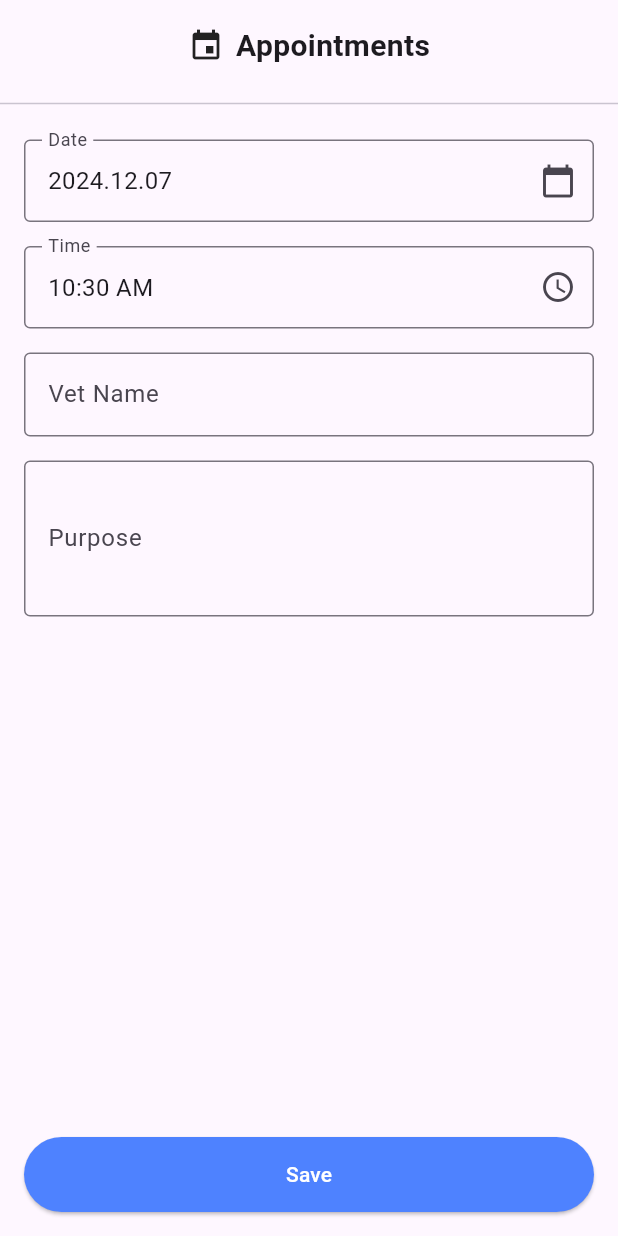
After one commit to gkincs/pawsome_app, a Flutter app: the AppointmentWidget screen opened directly, on a phone screen of 412 x 824 dp. The commit adds this screen. Run offline on Flutter 3.47's test engine with Material 3 defaults, Android fonts, the phone set to English and light mode, and no system bars; our stand-ins replace image_picker.

Commit message:
appointment screen UI

```diff
--- /dev/null
+++ b/pawsome_app/lib/screens/appointment_screen.dart
@@ -0,0 +1,166 @@
+import 'package:flutter/material.dart';
+import 'package:intl/intl.dart';
+
+class AppointmentWidget extends StatefulWidget {
+  const AppointmentWidget({Key? key}) : super(key: key);
+
+  @override
+  _AppointmentWidgetState createState() => _AppointmentWidgetState();
+}
+
+class _AppointmentWidgetState extends State<AppointmentWidget> {
+  DateTime selectedDate = DateTime.now();
+  TimeOfDay selectedTime = TimeOfDay.now();
+  final TextEditingController _vetNameController = TextEditingController();
+  final TextEditingController _purposeController = TextEditingController();
+
+  Future<void> _selectDate(BuildContext context) async {
+    final DateTime? picked = await showDatePicker(
+      context: context,
+      initialDate: selectedDate,
+      firstDate: DateTime(2000),
+      lastDate: DateTime(2101),
+    );
+    if (picked != null && picked != selectedDate) {
+      setState(() {
+        selectedDate = picked;
+      });
+    }
+  }
+
+  Future<void> _selectTime(BuildContext context) async {
+    final TimeOfDay? picked = await showTimePicker(
+      context: context,
+      initialTime: selectedTime,
+    );
+    if (picked != null && picked != selectedTime) {
+      setState(() {
+        selectedTime = picked;
+      });
+    }
+  }
+
+  @override
+  Widget build(BuildContext context) {
+    return Scaffold(
+      body: SafeArea(
+        child: Column(
+          children: [
+            _buildHeader(),
+            const Divider(),
+            Expanded(
+              child: SingleChildScrollView(
+                child: Padding(
+                  padding: const EdgeInsets.all(16.0),
+                  child: Column(
+                    crossAxisAlignment: CrossAxisAlignment.stretch,
+                    children: [
+                      _buildDateField(),
+                      const SizedBox(height: 16),
+                      _buildTimeField(),
+                      const SizedBox(height: 16),
+                      _buildVetNameField(),
+                      const SizedBox(height: 16),
+                      _buildPurposeField(),
+                    ],
+                  ),
+                ),
+              ),
+            ),
+            _buildSaveButton(),
+          ],
+        ),
+      ),
+    );
+  }
+
+  Widget _buildHeader() {
+    return Container(
+      padding: const EdgeInsets.all(16),
+      child: const Row(
+        mainAxisAlignment: MainAxisAlignment.center,
+        children: [
+          Icon(Icons.event),
+          SizedBox(width: 8),
+          Text(
+            'Appointments',
+            style: TextStyle(fontSize: 20, fontWeight: FontWeight.bold),
+          ),
+        ],
+      ),
+    );
+  }
+
+  Widget _buildVetNameField() {
+    return TextField(
+      controller: _vetNameController,
+      decoration: InputDecoration(
+        labelText: 'Vet Name',
+        border: OutlineInputBorder(),
+      ),
+    );
+  }
+
+  Widget _buildDateField() {
+    return InkWell(
+      onTap: () => _selectDate(context),
+      child: InputDecorator(
+        decoration: InputDecoration(
+          labelText: 'Date',
+          border: OutlineInputBorder(),
+          suffixIcon: Icon(Icons.calendar_today),
+        ),
+        child: Text(
+          DateFormat('yyyy.MM.dd').format(selectedDate),
+          style: TextStyle(fontSize: 16),
+        ),
+      ),
+    );
+  }
+
+  Widget _buildTimeField() {
+    return InkWell(
+      onTap: () => _selectTime(context),
+      child: InputDecorator(
+        decoration: InputDecoration(
+          labelText: 'Time',
+          border: OutlineInputBorder(),
+          suffixIcon: Icon(Icons.access_time),
+        ),
+        child: Text(
+          selectedTime.format(context),
+          style: TextStyle(fontSize: 16),
+        ),
+      ),
+    );
+  }
+
+
+  Widget _buildPurposeField() {
+    return TextField(
+      controller: _purposeController,
+      decoration: InputDecoration(
+        labelText: 'Purpose',
+        border: OutlineInputBorder(),
+      ),
+      maxLines: 3,
+    );
+  }
+
+  Widget _buildSaveButton() {
+    return Padding(
+      padding: const EdgeInsets.all(16),
+      child: ElevatedButton(
+        onPressed: () {
+          // Implement save functionality
+        },
+        style: ElevatedButton.styleFrom(
+          backgroundColor: const Color(0xFF4E82FF),
+          minimumSize: const Size(double.infinity, 50),
+        ),
+        child: const Text('Save', style: TextStyle(color: Colors.white)),
+      ),
+    );
+  }
+
+}
--- a/pawsome_app/lib/screens/first_step_screen.dart
+++ b/pawsome_app/lib/screens/first_step_screen.dart
@@ -45,7 +45,7 @@ class _FirststepWidgetState extends State<FirststepWidget> {
       'PawSome',
       style: TextStyle(
         fontSize: 26,
-        fontWeight: FontWeight.normal,
+        fontWeight: FontWeight.bold,
         color: Colors.black,
       ),
       textAlign: TextAlign.center,
@@ -72,8 +72,8 @@ class _FirststepWidgetState extends State<FirststepWidget> {
       child: Text('Add'),
       style: ElevatedButton.styleFrom(
         minimumSize: Size(double.infinity, 48),
-        backgroundColor: Color.fromRGBO(78, 130, 255, 0.9),
-        foregroundColor: Colors.white,
+        //backgroundColor: Color.fromRGBO(78, 130, 255, 0.9),
+        //foregroundColor: Colors.white,
         shape: RoundedRectangleBorder(
           borderRadius: BorderRadius.circular(100),
         ),
--- a/pawsome_app/pubspec.yaml
+++ b/pawsome_app/pubspec.yaml
@@ -38,6 +38,7 @@ dependencies:
   flutter_svg: ^2.0.11
 
   image_picker: ^0.8.4+4
+  intl: ^ 0.20.1
 
 dev_dependencies:
   flutter_test:
```
Also changed, not shown: pawsome_app/pubspec.lock.
